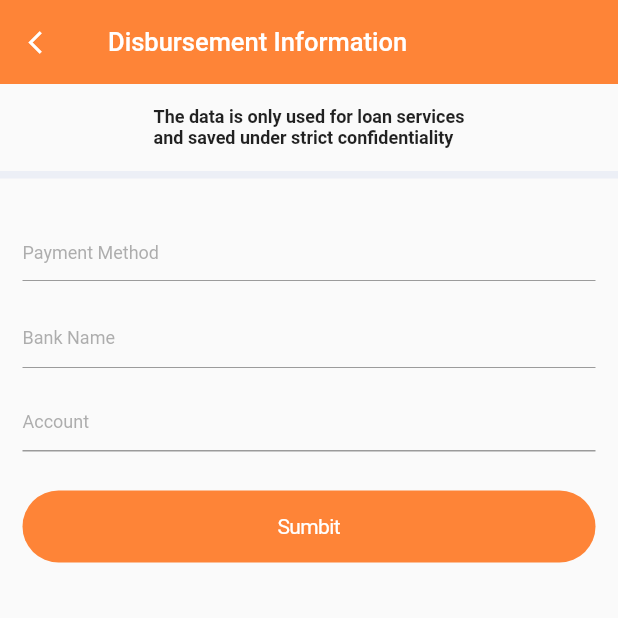
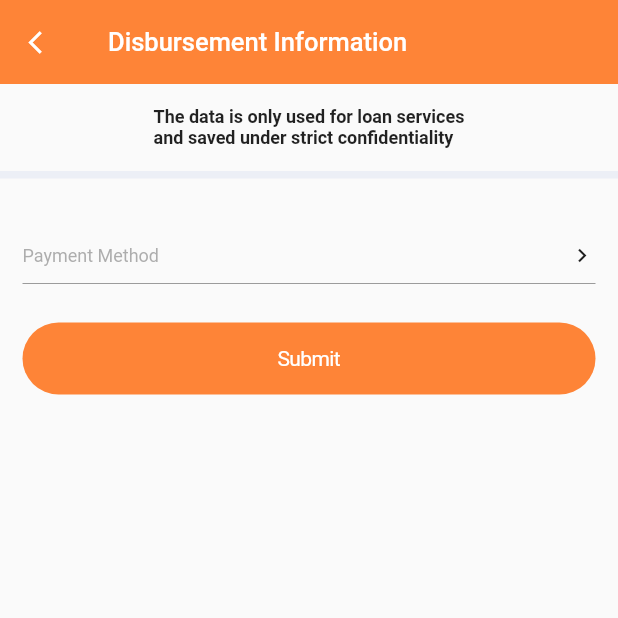
Before and after one commit to hardyio/flutter_app, a Flutter app: the AppWidget screen opened directly, after a tap on "Disbursement Information", on a phone screen of 412 x 824 dp, the top half of it. Run offline on Flutter 3.47's test engine with Material 2 defaults, Android fonts, the phone set to English and light mode, and no system bars; our stand-ins replace dio, flutter_swiper; missing offline and left inert: common_utils, flutter_webview_plugin.

Commit message:
bank name list

```diff
--- a/lib/information/disbursement_information.dart
+++ b/lib/information/disbursement_information.dart
@@ -1,6 +1,7 @@
 import 'package:flutter/cupertino.dart';
 import 'package:flutter/material.dart';
-import 'package:flutterapp/home_page/third_page.dart';
+
+import 'bank_name_list.dart';
 
 class DisbursementInformation extends StatefulWidget {
   @override
@@ -11,10 +12,16 @@ class DisbursementInformation extends StatefulWidget {
 class _DisbursementInformationState extends State<DisbursementInformation> {
   final String LABEL1 = "Payment Method";
   final String LABEL2 = "Bank Name";
-  final String LABEL3 = "Account";
+  final String BANK_LABEL = "Account No.";
+  final String GCASH_LABEL = "Account";
+  final String GCASH_LABEL2 = "Re-enter account number";
 
   var paymentMethod = "";
   var bankName = "";
+  bool bankOffstage = true;
+  bool gcashAccountOffstage = true;
+  bool gcashAccountOffstage2 = true;
+  bool tipOffstage = true;
   var itemList = ["Bank Transfer", "GCash", "Cash Pickup"];
 
   @override
@@ -58,6 +65,7 @@ class _DisbursementInformationState extends State<DisbursementInformation> {
               child: Column(
                 children: <Widget>[
                   Stack(
+                    alignment: Alignment.bottomRight,
                     children: <Widget>[
                       TextField(
                           controller:
@@ -78,10 +86,21 @@ class _DisbursementInformationState extends State<DisbursementInformation> {
                           width: double.infinity,
                           height: 55,
                         ),
-                      )
+                      ),
+                      Padding(
+                          padding: EdgeInsets.only(bottom: 10),
+                          child: Icon(
+                            Icons.keyboard_arrow_right,
+                            size: 18,
+                          ))
                     ],
                   ),
+                  Offstage(
+                    offstage: bankOffstage,
+                    child: Column(
+                      children: <Widget>[
                         Stack(
+                          alignment: Alignment.bottomRight,
                           children: <Widget>[
                             TextField(
                               controller: TextEditingController(text: bankName),
@@ -97,31 +116,83 @@ class _DisbursementInformationState extends State<DisbursementInformation> {
                               },
                             ),
                             GestureDetector(
-                        onTap: () {},
+                              onTap: () async {
+                                var bankBean = await Navigator.push(context, new MaterialPageRoute(builder: (context)=>BankNameListPage()));
+                                setState(() {
+                                  bankName = bankBean["accountDesc"];
+                                });
+                              },
                               child: Container(
                                 color: Colors.transparent,
                                 width: double.infinity,
                                 height: 55,
                               ),
-                      )
+                            ),
+                            Padding(
+                                padding: EdgeInsets.only(bottom: 10),
+                                child: Icon(
+                                  Icons.keyboard_arrow_right,
+                                  size: 18,
+                                ))
                           ],
                         ),
                         TextField(
                           autofocus: false,
                           decoration: InputDecoration(
-                        //                        hintText: ACCOUNT,
-                        //                        hintStyle: TextStyle(color: Color(0x80616161)),
                               alignLabelWithHint: true,
-                        labelText: LABEL3,
-                        labelStyle:
-                            TextStyle(color: Color(0x80616161), fontSize: 12)),
+                              labelText: BANK_LABEL,
+                              labelStyle: TextStyle(
+                                  color: Color(0x80616161), fontSize: 12)),
+                        )
+                      ],
+                    ),
+                  ),
+                  Offstage(
+                      offstage: gcashAccountOffstage,
+                      child: TextField(
+                        autofocus: false,
+                        onChanged: (char) {
+                          if (char.length == 11) {}
+                        },
+                        decoration: InputDecoration(
+                            alignLabelWithHint: true,
+                            labelText: GCASH_LABEL,
+                            labelStyle: TextStyle(
+                                color: Color(0x80616161), fontSize: 12)),
+                      )),
+                  Offstage(
+                      offstage: gcashAccountOffstage2,
+                      child: TextField(
+                        autofocus: false,
+                        decoration: InputDecoration(
+                            alignLabelWithHint: true,
+                            labelText: GCASH_LABEL2,
+                            labelStyle: TextStyle(
+                                color: Color(0x80616161), fontSize: 12)),
+                      )),
+                  Offstage(
+                    offstage: tipOffstage,
+                    child: Padding(
+                      padding: EdgeInsets.only(top: 14),
+                      child: Text.rich(TextSpan(children: [
+                        TextSpan(
+                            text:
+                                "Please ensure all your information is correct to avoid failure of transaction. ",
+                            style: TextStyle(fontSize: 12)),
+                        TextSpan(
+                            text:
+                                "(Note : If your money is disbursed to others because of your mistake, you still have to full repay)",
+                            style: TextStyle(
+                                fontSize: 12, color: Color(0xffff6956)))
+                      ])),
+                    ),
                   ),
                   SizedBox(height: 26),
                   Container(
                       width: double.infinity,
                       height: 48,
                       child: CupertinoButton(
-                        child: Text("Sumbit",
+                        child: Text("Submit",
                             style:
                                 TextStyle(color: Colors.white, fontSize: 14)),
                         onPressed: () {},
@@ -175,6 +246,21 @@ class _DisbursementInformationState extends State<DisbursementInformation> {
                       setState(() {
                         Navigator.pop(context);
                         paymentMethod = itemList[index];
+                        if (index == 0) {
+                          //Bank
+                          bankOffstage = false;
+                          gcashAccountOffstage = true;
+                          tipOffstage = false;
+                        } else if (index == 1) {
+                          //GCash
+                          bankOffstage = true;
+                          gcashAccountOffstage = false;
+                          tipOffstage = false;
+                        } else {
+                          bankOffstage = true;
+                          gcashAccountOffstage = true;
+                          tipOffstage = true;
+                        }
                       });
                     },
                     child: Container(
```
Also changed, not shown: lib/information/bank_name_list.dart (added, +83 -0 lines). Lines whose indentation alone changed are shown as unchanged.
